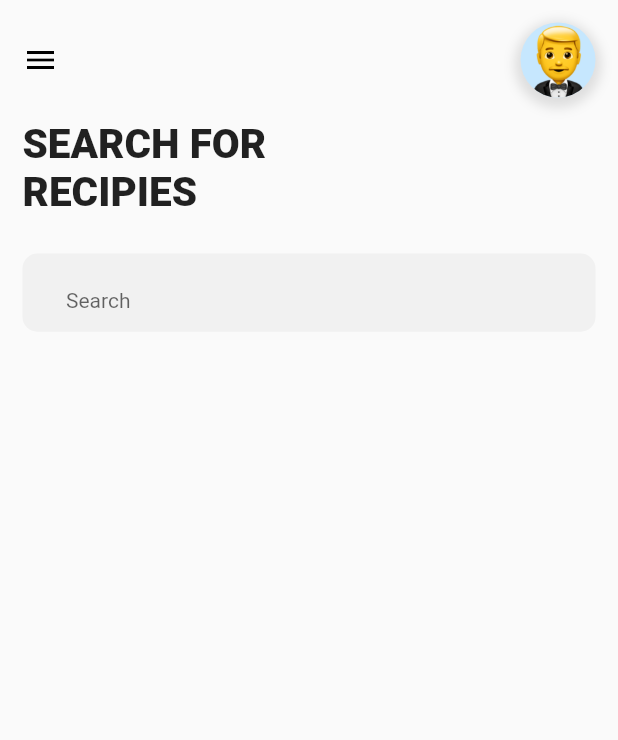
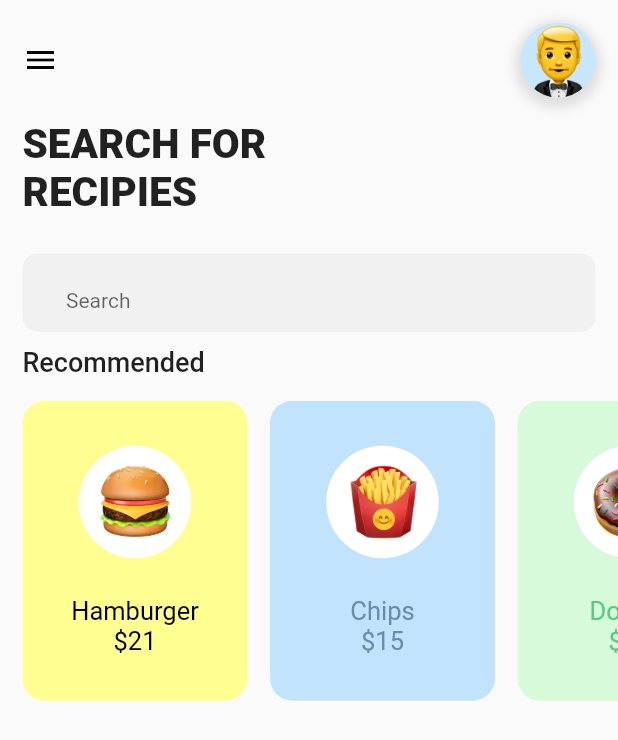
Before and after one commit to alexcontra/emojiui, a Flutter app: the screen it shows after launch, on a phone screen of 412 x 824 dp. Shown: the top 740 px of the screen. Run offline on Flutter 3.47's test engine with Material 2 defaults, Android fonts, the light colour scheme and no system bars.

Commit message:
added the recmommended widgets

```diff
--- a/lib/dashboardpage.dart
+++ b/lib/dashboardpage.dart
@@ -82,8 +82,92 @@ class _DashboardPageState extends State<DashboardPage> {
               ),
             ),
           ),
+          SizedBox(
+            height: 10.0,
+          ),
+          Padding(
+            padding: const EdgeInsets.only(left: 15.0),
+            child: Text(
+              'Recommended',
+              style: TextStyle(
+                fontWeight: FontWeight.w500,
+                fontSize: 18.0,
+              ),
+            ),
+          ),
+          SizedBox(
+            height: 15.0,
+          ),
+          Container(
+            height: 200.0,
+            child: ListView(
+              scrollDirection: Axis.horizontal,
+              children: <Widget>[
+                _buildListItem('Hamburger', 'assets/burger.png', '21',
+                    Color(0xFFFFFE90), Colors.black),
+                _buildListItem('Chips', 'assets/fries.png', '15',
+                    Color(0xFFC2E3FE), Color(0xFF6A8CAA)),
+                _buildListItem('Donuts', 'assets/doughnut.png', '15',
+                    Color(0xFFD7FADA), Color(0xFF56CC7E))
+              ],
+            ),
+          ),
         ],
       ),
     );
   }
+
+  _buildListItem(String foodname, String imgPath, String price, Color bgColor,
+      Color textColor) {
+    return Padding(
+      padding: EdgeInsets.only(left: 15.0),
+      child: InkWell(
+        onTap: () {},
+        child: Container(
+            height: 175.0,
+            width: 150.0,
+            decoration: BoxDecoration(
+                borderRadius: BorderRadius.circular(15.0), color: bgColor),
+            child: Column(
+              mainAxisAlignment: MainAxisAlignment.center,
+              children: <Widget>[
+                Hero(
+                  tag: foodname,
+                  child: Container(
+                      height: 75.0,
+                      width: 75.0,
+                      decoration: BoxDecoration(
+                        color: Colors.white,
+                        shape: BoxShape.circle,
+                      ),
+                      child: Center(
+                        child: Image.asset(
+                          imgPath,
+                          height: 50.0,
+                          width: 50.0,
+                        ),
+                      )),
+                ),
+                SizedBox(
+                  height: 25.0,
+                ),
+                Text(
+                  foodname,
+                  style: TextStyle(
+                    fontSize: 17.0,
+                    color: textColor,
+                  ),
+                ),
+                Text(
+                  '\$' + price,
+                  style: TextStyle(
+                    fontSize: 17.0,
+                    color: textColor,
+                  ),
+                )
+              ],
+            )),
+      ),
+    );
+  }
 }
```
